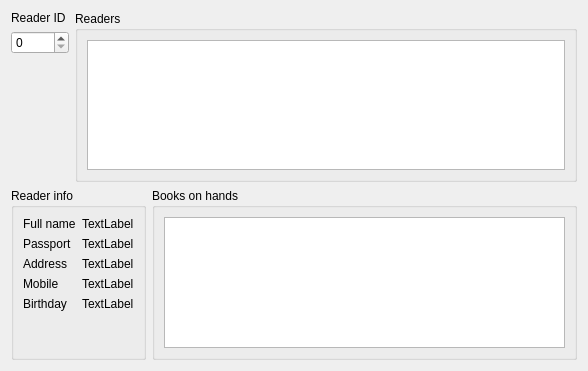
Above: readerinfowidget.ui from neshchereto/Library_management before the change. Below: the same form after it.
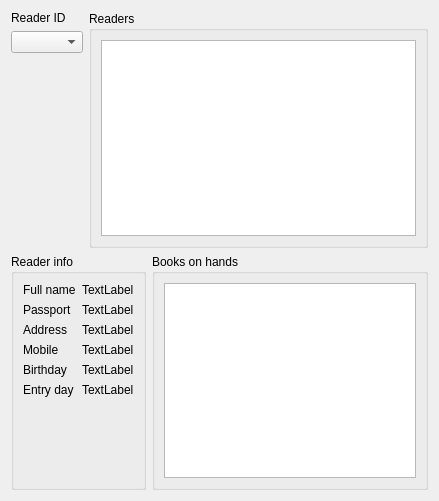
That is the form after the change.

Diff of the .ui file:
```diff
--- a/readerinfowidget.ui
+++ b/readerinfowidget.ui
@@ -6,10 +6,16 @@
    <rect>
     <x>0</x>
     <y>0</y>
-    <width>588</width>
-    <height>371</height>
+    <width>439</width>
+    <height>501</height>
    </rect>
   </property>
+  <property name="sizePolicy">
+   <sizepolicy hsizetype="Preferred" vsizetype="Preferred">
+    <horstretch>0</horstretch>
+    <verstretch>0</verstretch>
+   </sizepolicy>
+  </property>
   <property name="windowTitle">
    <string>Form</string>
   </property>
@@ -29,7 +35,7 @@
         </widget>
        </item>
        <item>
-        <widget class="QSpinBox" name="idSpinBox"/>
+        <widget class="QComboBox" name="idComboBox"/>
        </item>
        <item>
         <spacer name="verticalSpacer">
@@ -165,6 +171,20 @@
           </property>
          </widget>
         </item>
+        <item row="5" column="0">
+         <widget class="QLabel" name="label_2">
+          <property name="text">
+           <string>Entry day</string>
+          </property>
+         </widget>
+        </item>
+        <item row="5" column="1">
+         <widget class="QLabel" name="entryDayLabel">
+          <property name="text">
+           <string>TextLabel</string>
+          </property>
+         </widget>
+        </item>
        </layout>
       </widget>
      </item>
```
Left out of the diff: 6 changed lines with no effect on the pictures.
